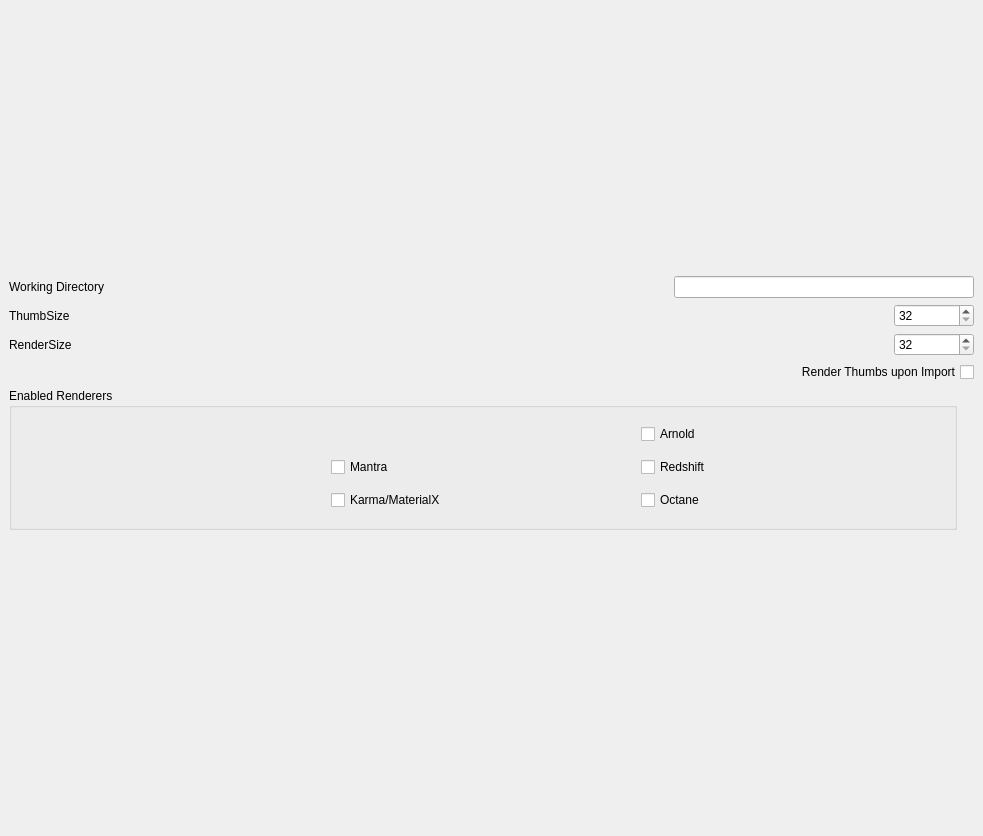
First picture: the form in scripts/python/matlib/ui/prefs.ui, repository eglaubauf/egMatLib, before the edit.
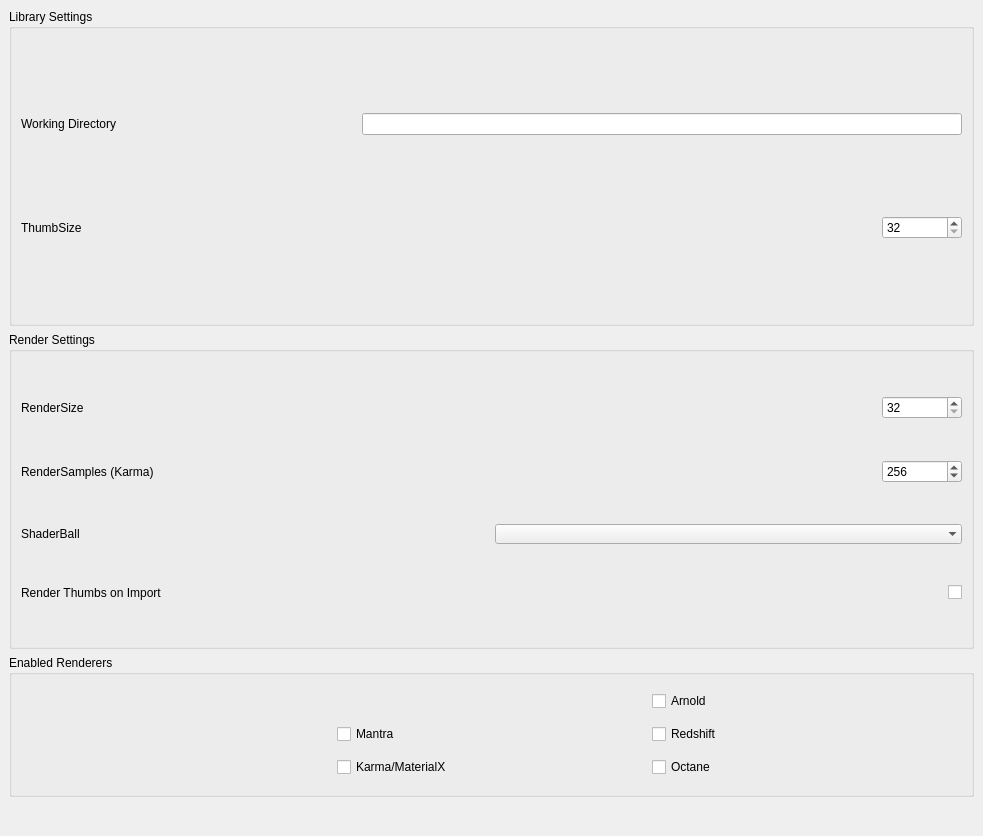
Second picture: the form after the edit.

Commit message: Add Option for Houdini Default Shaderball + Change of Samples for Karma

```diff
--- a/scripts/python/matlib/ui/prefs.ui
+++ b/scripts/python/matlib/ui/prefs.ui
@@ -36,6 +36,12 @@
     <item>
      <layout class="QVBoxLayout" name="verticalLayout_2">
       <item>
+       <widget class="QGroupBox" name="groupBox_3">
+        <property name="title">
+         <string>Library Settings</string>
+        </property>
+        <layout class="QVBoxLayout" name="verticalLayout_10">
+         <item>
        <layout class="QHBoxLayout" name="horizontalLayout">
         <item>
          <widget class="QLabel" name="label">
@@ -54,13 +60,10 @@
           </property>
           <property name="maximumSize">
            <size>
-            <width>300</width>
+               <width>600</width>
             <height>16777215</height>
            </size>
           </property>
-          <property name="alignment">
-           <set>Qt::AlignmentFlag::AlignRight|Qt::AlignmentFlag::AlignTrailing|Qt::AlignmentFlag::AlignVCenter</set>
-          </property>
          </widget>
         </item>
        </layout>
@@ -92,6 +95,17 @@
         </item>
        </layout>
       </item>
+        </layout>
+       </widget>
+      </item>
+      <item>
+       <widget class="QGroupBox" name="groupBox_2">
+        <property name="title">
+         <string>Render Settings</string>
+        </property>
+        <layout class="QHBoxLayout" name="horizontalLayout_9">
+         <item>
+          <layout class="QVBoxLayout" name="verticalLayout_6">
       <item>
        <layout class="QHBoxLayout" name="horizontalLayout_4">
         <item>
@@ -125,19 +139,91 @@
         </item>
        </layout>
       </item>
+           <item>
+            <layout class="QHBoxLayout" name="horizontalLayout_7">
+             <item>
+              <widget class="QLabel" name="label_3">
+               <property name="text">
+                <string>RenderSamples (Karma)</string>
+               </property>
+              </widget>
+             </item>
+             <item>
+              <widget class="QSpinBox" name="line_rendersamples">
+               <property name="minimumSize">
+                <size>
+                 <width>30</width>
+                 <height>0</height>
+                </size>
+               </property>
+               <property name="maximumSize">
+                <size>
+                 <width>80</width>
+                 <height>16777215</height>
+                </size>
+               </property>
+               <property name="minimum">
+                <number>32</number>
+               </property>
+               <property name="maximum">
+                <number>1024</number>
+               </property>
+               <property name="value">
+                <number>256</number>
+               </property>
+              </widget>
+             </item>
+            </layout>
+           </item>
+           <item>
+            <layout class="QHBoxLayout" name="horizontalLayout_11">
+             <item>
+              <widget class="QLabel" name="label_7">
+               <property name="text">
+                <string>ShaderBall</string>
+               </property>
+              </widget>
+             </item>
+             <item>
+              <widget class="QComboBox" name="combo_shaderball">
+               <property name="contextMenuPolicy">
+                <enum>Qt::NoContextMenu</enum>
+               </property>
+               <property name="autoFillBackground">
+                <bool>true</bool>
+               </property>
+               <property name="frame">
+                <bool>false</bool>
+               </property>
+              </widget>
+             </item>
+            </layout>
+           </item>
       <item>
        <layout class="QHBoxLayout" name="horizontalLayout_6">
+             <item>
+              <widget class="QLabel" name="label_6">
+               <property name="text">
+                <string>Render Thumbs on Import</string>
+               </property>
+              </widget>
+             </item>
         <item>
          <widget class="QCheckBox" name="cbx_renderOnImport">
           <property name="layoutDirection">
            <enum>Qt::LayoutDirection::RightToLeft</enum>
           </property>
           <property name="text">
-           <string>Render Thumbs upon Import</string>
+                <string/>
           </property>
          </widget>
         </item>
        </layout>
+           </item>
+          </layout>
+         </item>
+        </layout>
+       </widget>
       </item>
       <item>
        <widget class="QGroupBox" name="groupBox">
@@ -149,7 +235,7 @@
         </property>
         <property name="maximumSize">
          <size>
-          <width>948</width>
+          <width>16777215</width>
           <height>142</height>
          </size>
         </property>
```
Left out of the diff: 10 changed lines with no effect on the pictures. Lines whose indentation alone changed are shown as unchanged. The commit also changes 8 other files.
